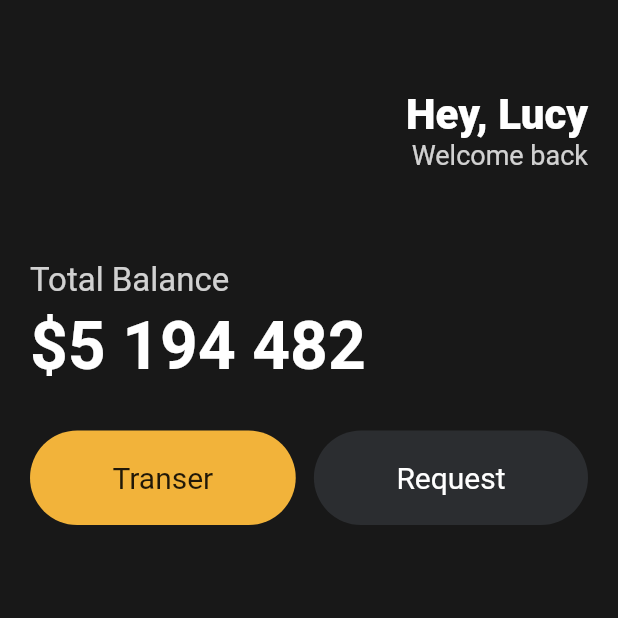
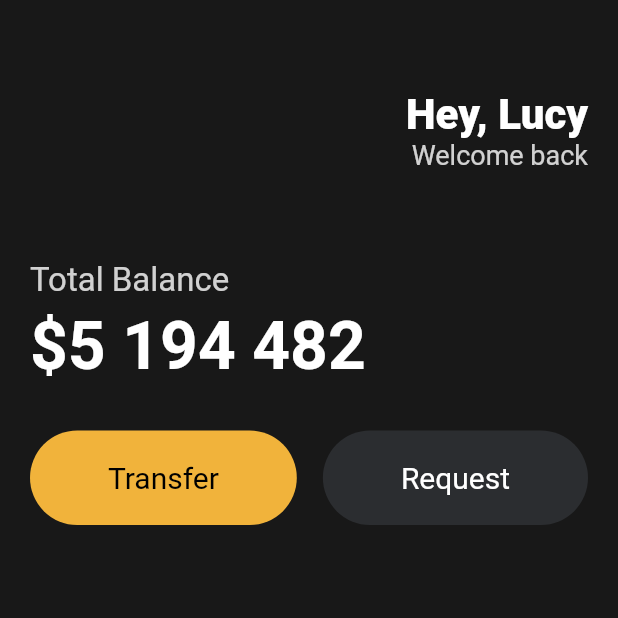
Before and after one commit to bingba2022/flutter_course, a Flutter app: the screen it shows after launch, on a phone screen of 412 x 824 dp, the top half of it. Run offline on Flutter 3.47's test engine with Material 2 defaults, Android fonts, the phone set to English and light mode, and no system bars.

Commit message:
modified buttons to make it reusable

```diff
--- a/lib/main.dart
+++ b/lib/main.dart
@@ -1,4 +1,5 @@
 import 'package:flutter/material.dart';
+import 'package:toonflix/widgets/button.dart';
 
 void main() {
   runApp(App());
@@ -72,45 +73,17 @@ class App extends StatelessWidget {
               const SizedBox(height: 30),
               Row(
                 mainAxisAlignment: MainAxisAlignment.spaceBetween,
-                children: [
+                children: const [
                   // Transfer Button
-                  Container(
-                    decoration: BoxDecoration(
-                        color: const Color(0xFFF2B33A),
-                        borderRadius: BorderRadius.circular(45)),
-                    child: const Padding(
-                      padding: EdgeInsets.symmetric(
-                        vertical: 20,
-                        horizontal: 55,
-                      ),
-                      child: Text(
-                        "Transer",
-                        style: TextStyle(
-                          fontSize: 20,
-                        ),
-                      ),
-                    ),
-                  ),
-
+                  Button(
+                      text: 'Transfer',
+                      bgColor: Color(0xFFF1B33B),
+                      textColor: Colors.black),
                   // Request Button
-                  Container(
-                    decoration: BoxDecoration(
-                        color: const Color.fromARGB(255, 43, 45, 48),
-                        borderRadius: BorderRadius.circular(45)),
-                    child: const Padding(
-                      padding: EdgeInsets.symmetric(
-                        vertical: 20,
-                        horizontal: 55,
-                      ),
-                      child: Text(
-                        "Request",
-                        style: TextStyle(
-                          color: Colors.white,
-                          fontSize: 20,
-                        ),
-                      ),
-                    ),
-                  ),
+                  Button(
+                      text: 'Request',
+                      bgColor: Color.fromARGB(255, 43, 45, 48),
+                      textColor: Colors.white),
                 ],
               )
             ],
--- /dev/null
+++ b/lib/widgets/button.dart
@@ -0,0 +1,34 @@
+import 'package:flutter/material.dart';
+
+class Button extends StatelessWidget {
+  final String text;
+  final Color bgColor;
+  final Color textColor;
+
+  const Button({
+    required this.text,
+    required this.bgColor,
+    required this.textColor,
+  });
+
+  @override
+  Widget build(BuildContext context) {
+    return Container(
+      decoration: BoxDecoration(
+          color: bgColor, borderRadius: BorderRadius.circular(45)),
+      child: Padding(
+        padding: const EdgeInsets.symmetric(
+          vertical: 20,
+          horizontal: 52,
+        ),
+        child: Text(
+          text,
+          style: TextStyle(
+            color: textColor,
+            fontSize: 20,
+          ),
+        ),
+      ),
+    );
+  }
+}
```
